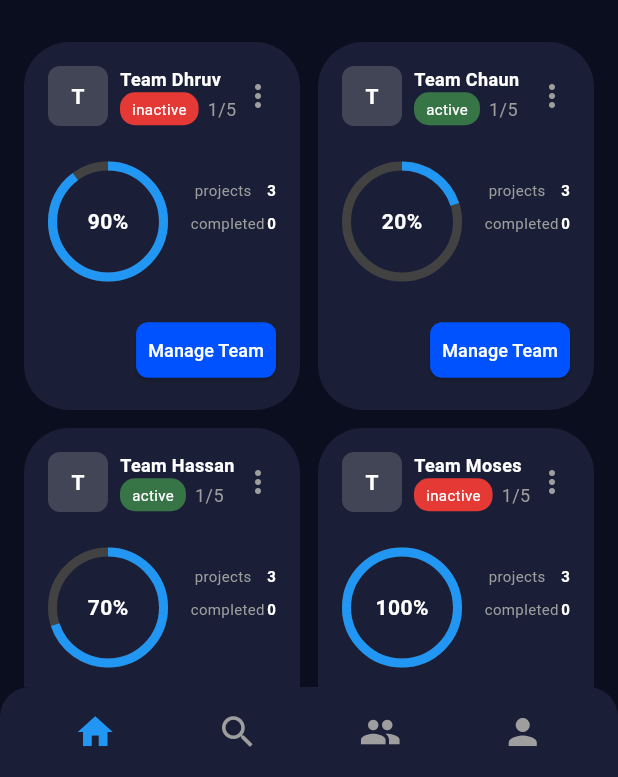
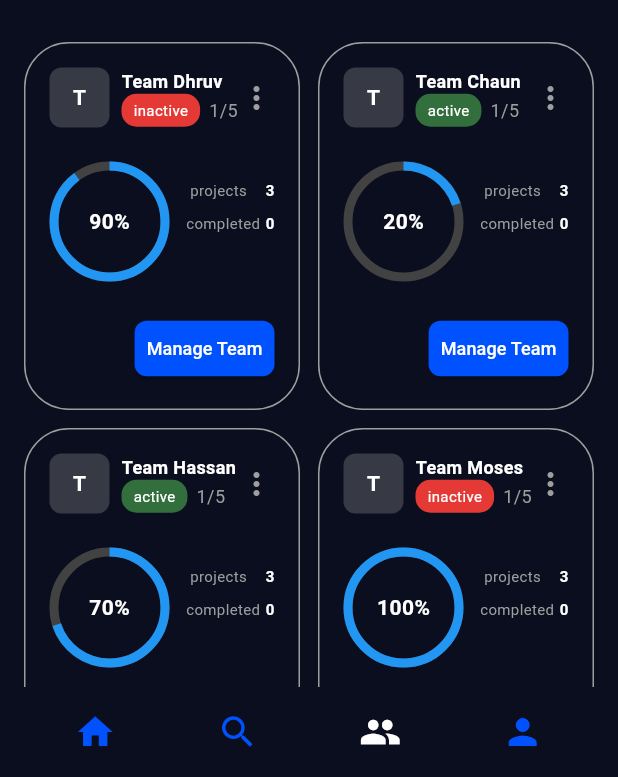
Before and after one commit to chiomaloveth/Fond_Project, a Flutter app: the screen it shows after launch, on a phone screen of 412 x 824 dp, the part 459-1236 px from its top. Run offline on Flutter 3.47's test engine with Material 3 defaults, Android fonts, the phone set to English and light mode, and no system bars; drawn by our look-alikes of percent_indicator.

Commit message:
made some adjust

```diff
--- a/lib/screens/teams_screen.dart
+++ b/lib/screens/teams_screen.dart
@@ -198,10 +198,10 @@ class TeamsScreen extends StatelessWidget {
       child: GridView.builder(
         padding: const EdgeInsets.symmetric(horizontal: 16, vertical: 12),
         gridDelegate: const SliverGridDelegateWithFixedCrossAxisCount(
-          crossAxisCount: 2, // 2 items per row
-          crossAxisSpacing: 12, // Space between columns
-          mainAxisSpacing: 12, // Space between rows
-          childAspectRatio: 0.75, // Adjust card height
+          crossAxisCount: 2,
+          crossAxisSpacing: 12,
+          mainAxisSpacing: 12,
+          childAspectRatio: 0.75,
         ),
         itemCount: provider.teams.length,
         itemBuilder: (context, index) {
@@ -216,8 +216,9 @@ class TeamsScreen extends StatelessWidget {
     return Container(
       padding: const EdgeInsets.all(16),
       decoration: BoxDecoration(
-        color: const Color(0xFF1A1F37),
-        borderRadius: BorderRadius.circular(30), // Rounded corners
+        //color: const Color(0xFF1A1F37),
+        borderRadius: BorderRadius.circular(30),
+        border: Border.all(width: 1, color: Colors.grey),
       ),
       child: Column(
         mainAxisAlignment: MainAxisAlignment.spaceBetween,
@@ -305,7 +306,7 @@ class TeamsScreen extends StatelessWidget {
                 progressColor: Colors.blue,
                 backgroundColor: Colors.grey.shade800,
               ),
-              const SizedBox(width: 15), // Spacing between elements
+              const SizedBox(width: 11), // Spacing between elements
               Expanded(
                 child: Column(
                   crossAxisAlignment: CrossAxisAlignment.end,
@@ -380,7 +381,7 @@ class TeamsScreen extends StatelessWidget {
     return Container(
       padding: const EdgeInsets.all(16),
       decoration: const BoxDecoration(
-        color: Color(0xFF1A1F37),
+        color: Color(0xFF0A0E1F),
         borderRadius: BorderRadius.only(
           topLeft: Radius.circular(20),
           topRight: Radius.circular(20),
@@ -389,9 +390,9 @@ class TeamsScreen extends StatelessWidget {
       child: Row(
         mainAxisAlignment: MainAxisAlignment.spaceAround,
         children: [
-          _buildNavBarItem(Icons.home, true),
+          _buildNavBarItem(Icons.home, false),
           _buildNavBarItem(Icons.search, false),
-          _buildNavBarItem(Icons.people, false),
+          _buildNavBarItem(Icons.people, true),
           _buildNavBarItem(Icons.person, false),
         ],
       ),
@@ -401,7 +402,7 @@ class TeamsScreen extends StatelessWidget {
   Widget _buildNavBarItem(IconData icon, bool isSelected) {
     return Icon(
       icon,
-      color: isSelected ? Colors.blue : Colors.grey,
+      color: isSelected ? Colors.white : Color.fromRGBO(0, 82, 255, 1),
       size: 28,
     );
   }
```
